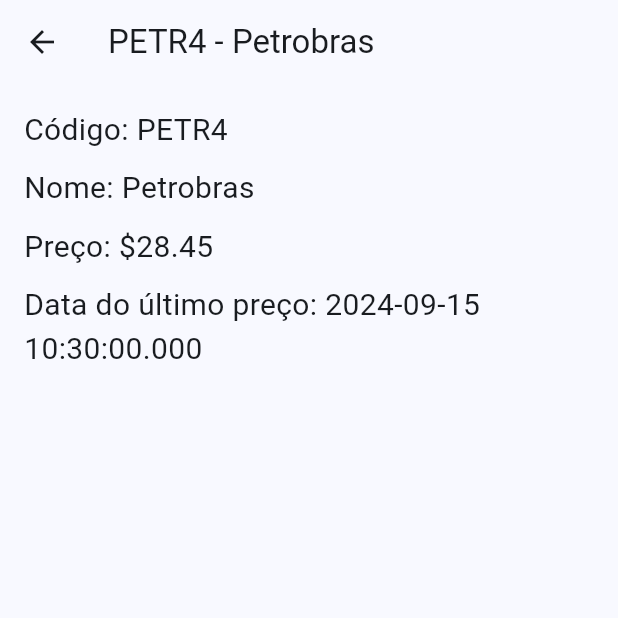
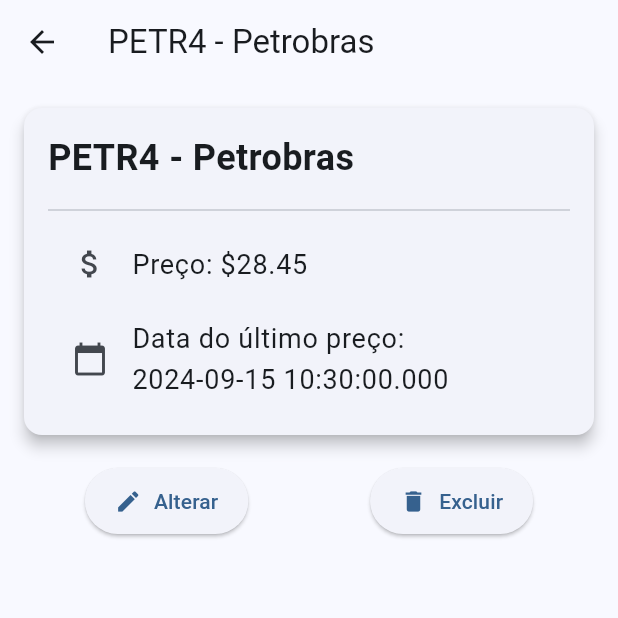
Before and after one commit to Rodorush/AssetsList, a Flutter app: the screen it shows after launch, after a tap on an icon or button, on a phone screen of 412 x 824 dp, the top half of it. Run offline on Flutter 3.47's test engine with Material 3 defaults, Android fonts, the phone set to English and light mode, and no system bars.

Commit message:
Tela de detalhes com card e botões
• Tela de detalhes melhorada com card e botões alterar e excluir

```diff
--- a/assets_list/lib/asset_detail.dart
+++ b/assets_list/lib/asset_detail.dart
@@ -17,13 +17,67 @@ class AssetDetail extends StatelessWidget {
         child: Column(
           crossAxisAlignment: CrossAxisAlignment.start,
           children: [
-            Text("Código: ${asset.ticker}", style: const TextStyle(fontSize: 20)),
-            const SizedBox(height: 10),
-            Text("Nome: ${asset.name}", style: const TextStyle(fontSize: 20)),
-            const SizedBox(height: 10),
-            Text("Preço: \$${asset.price.toStringAsFixed(2)}", style: const TextStyle(fontSize: 20)),
-            const SizedBox(height: 10),
-            Text("Data do último preço: ${asset.lastPriceDate.toLocal()}", style: const TextStyle(fontSize: 20)),
+            Card(
+              elevation: 4,
+              margin: const EdgeInsets.only(bottom: 20),
+              child: Padding(
+                padding: const EdgeInsets.all(16.0),
+                child: Column(
+                  crossAxisAlignment: CrossAxisAlignment.start,
+                  children: [
+                    Text(
+                      "${asset.ticker} - ${asset.name}",
+                      style: const TextStyle(
+                        fontSize: 24,
+                        fontWeight: FontWeight.bold,
+                      ),
+                    ),
+                    const SizedBox(height: 10),
+                    const Divider(),
+                    ListTile(
+                      leading: const Icon(Icons.attach_money),
+                      title: Text(
+                        "Preço: \$${asset.price.toStringAsFixed(2)}",
+                        style: const TextStyle(fontSize: 18),
+                      ),
+                    ),
+                    ListTile(
+                      leading: const Icon(Icons.calendar_today),
+                      title: Text(
+                        "Data do último preço: ${asset.lastPriceDate.toLocal()}",
+                        style: const TextStyle(fontSize: 18),
+                      ),
+                    ),
+                  ],
+                ),
+              ),
+            ),
+
+            Row(
+              mainAxisAlignment: MainAxisAlignment.spaceAround,
+              children: [
+                ElevatedButton.icon(
+                  onPressed: () {
+                    // Example action for buying the asset
+                  },
+                  icon: const Icon(Icons.edit),
+                  label: const Text("Alterar"),
+                  style: ElevatedButton.styleFrom(
+                    padding: const EdgeInsets.symmetric(horizontal: 20, vertical: 12),
+                  ),
+                ),
+                ElevatedButton.icon(
+                  onPressed: () {
+                    // Example action for selling the asset
+                  },
+                  icon: const Icon(Icons.delete),
+                  label: const Text("Excluir"),
+                  style: ElevatedButton.styleFrom(
+                    padding: const EdgeInsets.symmetric(horizontal: 20, vertical: 12),
+                  ),
+                ),
+              ],
+            ),
           ],
         ),
       ),
```
